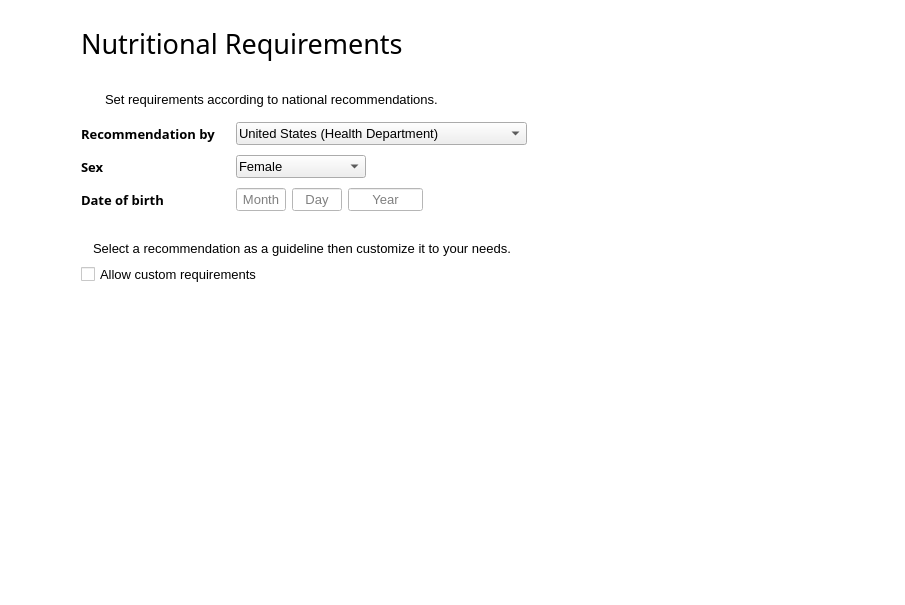
Old version of the form ui/ui_reqwidget.ui in the repository josh-minch/spartan.
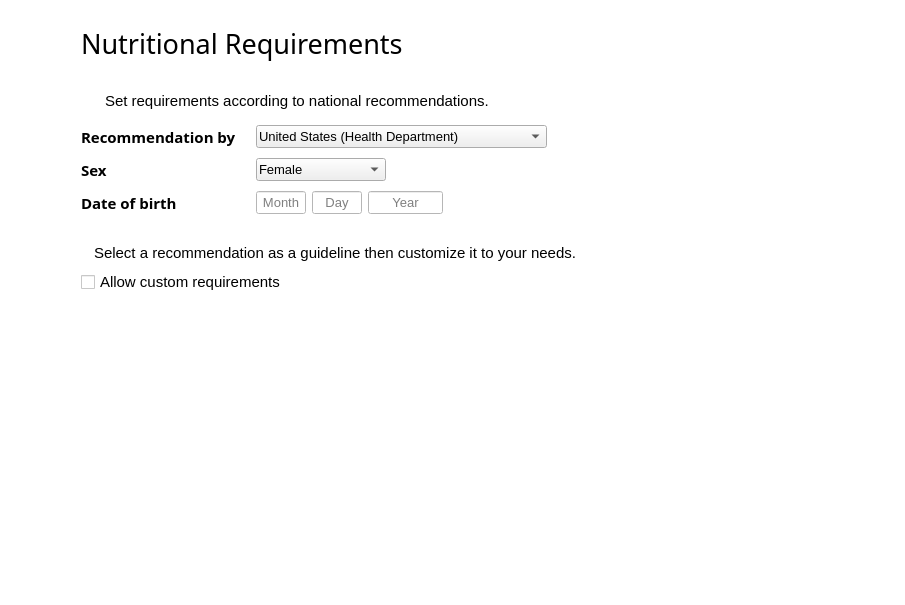
New version of the form. Icons and pictures are not drawn.

Commit message: Tweak and fix ui bugs, better font sizing, spacing

Patch:
```diff
--- a/ui/ui_reqwidget.ui
+++ b/ui/ui_reqwidget.ui
@@ -77,7 +77,7 @@
   <property name="font">
    <font>
     <family>Segoe UI</family>
-    <pointsize>10</pointsize>
+    <pointsize>11</pointsize>
    </font>
   </property>
   <property name="windowTitle">
@@ -272,7 +272,7 @@
              <property name="font">
               <font>
                <family>Segoe UI Semibold</family>
-               <pointsize>10</pointsize>
+               <pointsize>11</pointsize>
                <weight>75</weight>
                <bold>true</bold>
               </font>
@@ -392,7 +392,7 @@
              <property name="font">
               <font>
                <family>Segoe UI Semibold</family>
-               <pointsize>10</pointsize>
+               <pointsize>11</pointsize>
                <weight>75</weight>
                <bold>true</bold>
               </font>
@@ -511,7 +511,7 @@
              <property name="font">
               <font>
                <family>Segoe UI Semibold</family>
-               <pointsize>10</pointsize>
+               <pointsize>11</pointsize>
                <weight>75</weight>
                <bold>true</bold>
               </font>
@@ -543,6 +543,11 @@
                  <height>16777215</height>
                 </size>
                </property>
+               <property name="font">
+                <font>
+                 <pointsize>10</pointsize>
+                </font>
+               </property>
                <property name="focusPolicy">
                 <enum>Qt::StrongFocus</enum>
                </property>
@@ -568,6 +573,11 @@
                  <height>16777215</height>
                 </size>
                </property>
+               <property name="font">
+                <font>
+                 <pointsize>10</pointsize>
+                </font>
+               </property>
                <property name="focusPolicy">
                 <enum>Qt::StrongFocus</enum>
                </property>
@@ -593,6 +603,11 @@
                  <height>16777215</height>
                 </size>
                </property>
+               <property name="font">
+                <font>
+                 <pointsize>10</pointsize>
+                </font>
+               </property>
                <property name="focusPolicy">
                 <enum>Qt::StrongFocus</enum>
                </property>
```
The commit also changes 8 other files.
